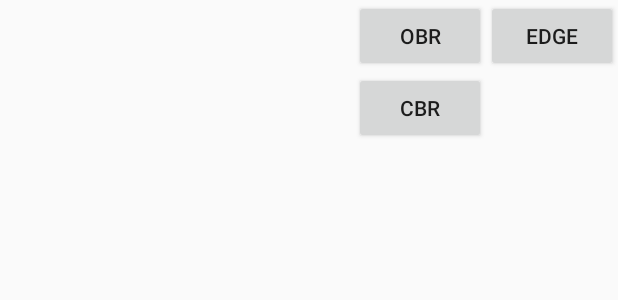
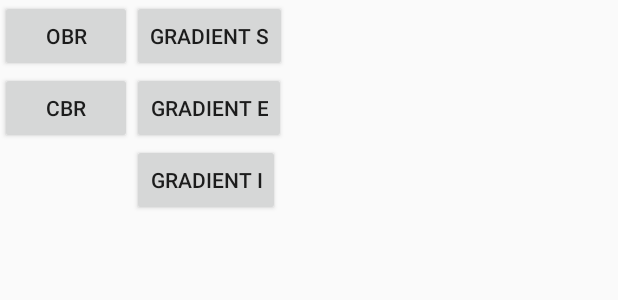
Before and after one commit to superbiaYang/ImageProcessing, an Android app: the layout fragment_grayscale_morphology.xml on its own in the app's theme, with its tools: preview values and no code run, on a phone screen of 412 x 824 dp. Shown: the top 300 px of the screen. Run offline under Robolectric (Android 15) with nearby library versions, the phone set to English and light mode, and no system bars.

Commit message:
Unfinished version, gradient function

```diff
--- a/app/src/main/java/processor/OpenCV/GrayscaleMorphology.java
+++ b/app/src/main/java/processor/OpenCV/GrayscaleMorphology.java
@@ -8,7 +8,11 @@ public class GrayscaleMorphology {
         System.loadLibrary("OpenCVHelper");
     }
 
-    public static native void edge(int[] src, int[] dst, int width, int height);
+    public static native void standardGradient(int[] src, int[] dst, int width, int height);
+
+    public static native void externalGradient(int[] src, int[] dst, int width, int height);
+
+    public static native void internalGradient(int[] src, int[] dst, int width, int height);
 
     public static native void OBR(int[] src, int[] dst, int width, int height, int n);
 
--- a/app/src/main/res/layout/fragment_grayscale_morphology.xml
+++ b/app/src/main/res/layout/fragment_grayscale_morphology.xml
@@ -5,19 +5,19 @@
     tools:context="view.fragment.GrayscaleMorphologyFragment">
 
     <Button
-        android:id="@+id/edge_button"
+        android:id="@+id/standard_gradient_button"
         android:layout_width="wrap_content"
         android:layout_height="wrap_content"
-        android:layout_alignParentEnd="true"
         android:layout_alignParentTop="true"
-        android:text="edge" />
+        android:layout_toEndOf="@+id/obr_button"
+        android:text="gradient s" />
 
     <Button
         android:id="@+id/obr_button"
         android:layout_width="wrap_content"
         android:layout_height="wrap_content"
+        android:layout_alignParentStart="true"
         android:layout_alignParentTop="true"
-        android:layout_toStartOf="@+id/edge_button"
         android:text="OBR" />
 
     <Button
@@ -27,4 +27,20 @@
         android:layout_alignStart="@+id/obr_button"
         android:layout_below="@+id/obr_button"
         android:text="CBR" />
+
+    <Button
+        android:id="@+id/external_gradient_button"
+        android:layout_width="wrap_content"
+        android:layout_height="wrap_content"
+        android:layout_below="@+id/standard_gradient_button"
+        android:layout_toEndOf="@+id/obr_button"
+        android:text="gradient e" />
+
+    <Button
+        android:id="@+id/internal_gradient_button"
+        android:layout_width="wrap_content"
+        android:layout_height="wrap_content"
+        android:layout_below="@+id/cbr_button"
+        android:layout_toEndOf="@+id/cbr_button"
+        android:text="gradient i" />
 </RelativeLayout>
```
Also changed, not shown: app/src/main/java/superbiayang/imageprocessing/MainActivity.java (+16 -2 lines), app/src/main/java/view/fragment/GrayscaleMorphologyFragment.java (+15 -5 lines), 6 other files.
